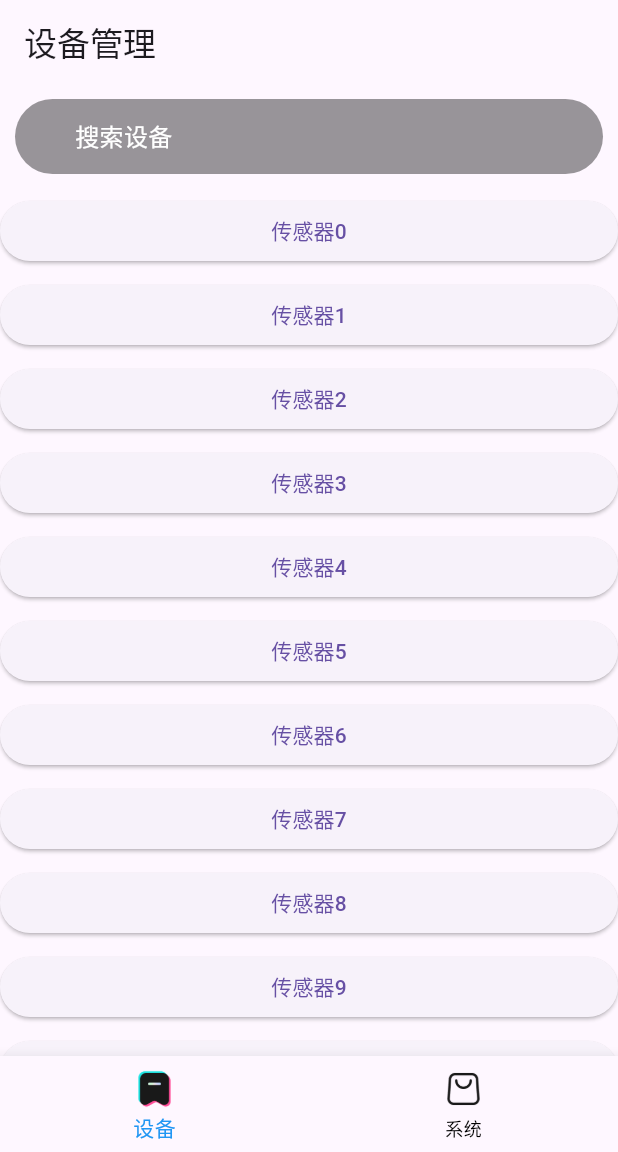
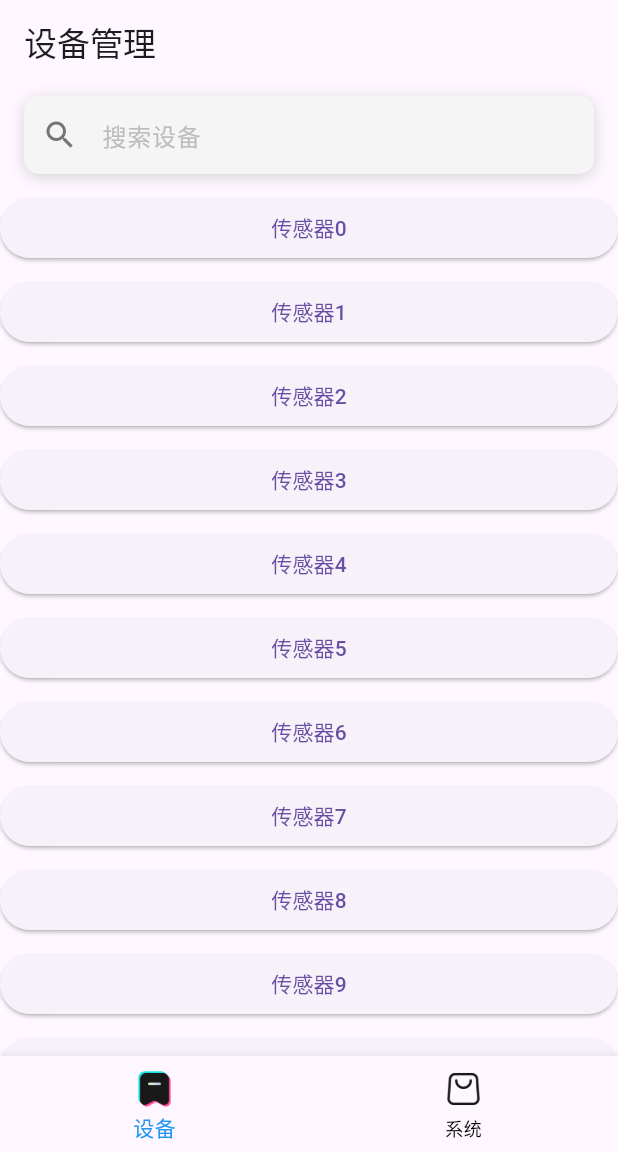
Before and after one commit to Nahida1O27/UI4LoRaWAN, a Flutter app: the screen it shows after launch, on a phone screen of 412 x 824 dp, the part 84-1236 px from its top. Run offline on Flutter 3.47's test engine with Material 3 defaults, Android fonts, the phone set to English and light mode, and no system bars.

Commit message:
搜索框组件的实现

```diff
--- a/lib/components/Device/search_label.dart
+++ b/lib/components/Device/search_label.dart
@@ -3,39 +3,85 @@
 import 'package:flutter/material.dart';
 
 class Searchlabel extends StatefulWidget {
-  const Searchlabel({super.key});
+  final Function(String)? onSearch;
+  final String hintText;
+  const Searchlabel({super.key, this.hintText = "搜索设备", this.onSearch});
 
   @override
   State<Searchlabel> createState() => _SearchlabelState();
 }
 
 class _SearchlabelState extends State<Searchlabel> {
-  Widget _getSearch() {
-    return Positioned(
-      top: 10.0,
-      left: 0.0,
-      right: 0.0,
-      child: Padding(
-        padding: EdgeInsets.all(10),
-        child: Container(
-          alignment: Alignment.centerLeft,
-          padding: EdgeInsets.symmetric(horizontal: 40),
-          height: 50,
-          decoration: BoxDecoration(
-            color: const Color.fromRGBO(0, 0, 0, 0.4),
-            borderRadius: BorderRadius.circular(25),
-          ),
-          child: Text(
-            "搜索设备",
-            style: TextStyle(color: Colors.white, fontSize: 16),
-          ),
-        ),
-      ),
-    );
+  final TextEditingController _controller = TextEditingController();
+  bool _hasText = false; //默认为空
+  @override
+  void initState() {
+    super.initState();
+    _controller.addListener(() {
+      setState(() {
+        _hasText = _controller.text.isNotEmpty;
+      });
+      if (widget.onSearch != null) {
+        widget.onSearch!(_controller.text);
+      }
+    });
+  }
+
+  //组件销毁时，释放资源
+  @override
+  void dispose() {
+    _controller.dispose();
+    super.dispose();
+  }
+
+  //清除搜索框
+  void _clearSearch() {
+    _controller.clear();
+    if (widget.onSearch != null) {
+      widget.onSearch!("");
+    }
   }
 
   @override
   Widget build(BuildContext context) {
-    return _getSearch();
+    return Container(
+      margin: EdgeInsets.symmetric(horizontal: 16, vertical: 8),
+      decoration: BoxDecoration(
+        color: Colors.grey[100],
+        borderRadius: BorderRadius.circular(10), //圆角半径
+        boxShadow: [
+          //外围阴影
+          BoxShadow(
+            color: Colors.black.withAlpha(40), //阴影颜色RGBA
+            blurRadius: 8, //阴影模糊半径
+            offset: Offset(0, 2), //阴影偏移量
+          ),
+        ],
+      ),
+      child: TextField(
+        controller: _controller,
+        decoration: InputDecoration(
+          hintText: widget.hintText,
+          hintStyle: TextStyle(color: Colors.grey[400], fontSize: 16),
+          prefixIcon: Icon(Icons.search, color: Colors.grey[600], size: 24),
+          suffixIcon: _hasText
+              ? IconButton(
+                  icon: Icon(Icons.clear, color: Colors.grey[600], size: 20),
+                  onPressed: _clearSearch,
+                )
+              : null,
+          border: InputBorder.none,
+          contentPadding: EdgeInsets.symmetric(horizontal: 16, vertical: 14),
+        ),
+        //输入文本的样式
+        style: TextStyle(fontSize: 16, color: Colors.black87),
+        textInputAction: TextInputAction.search,
+        onSubmitted: (value) {
+          if (widget.onSearch != null) {
+            widget.onSearch!(value);
+          }
+        },
+      ),
+    );
   }
 }
--- a/lib/pages/Device/index.dart
+++ b/lib/pages/Device/index.dart
@@ -19,7 +19,7 @@ class _DevicePageState extends State<DevicePage> {
           Center(child: Searchlabel()), //文本输入搜索框
           Row(children: [SizedBox()]), //四个圆角按钮
           //可滚动的传感器列表，每项为紧挨着长方形按钮，占据左右大部分空间，点击按钮跳转到具体的传感器详情页面
-          Expanded(
+          Flexible(
             child: ListView.builder(
               itemCount: 20,
               itemBuilder: (context, index) {
--- a/lib/routes/index.dart
+++ b/lib/routes/index.dart
@@ -13,6 +13,6 @@ Widget getRootWidget() {
 Map<String, Widget Function(BuildContext)> getRootRoutes() {
   return {
     "/": (context) => const MainPage(), //主页路由
-    "/sensr": (context) => const SensorPage(), //传感器详情路由
+    "/sensor": (context) => const SensorPage(), //传感器详情路由
   };
 }
```
Also changed, not shown: lib/pages/Sensor/index.dart (+10 -8 lines).
